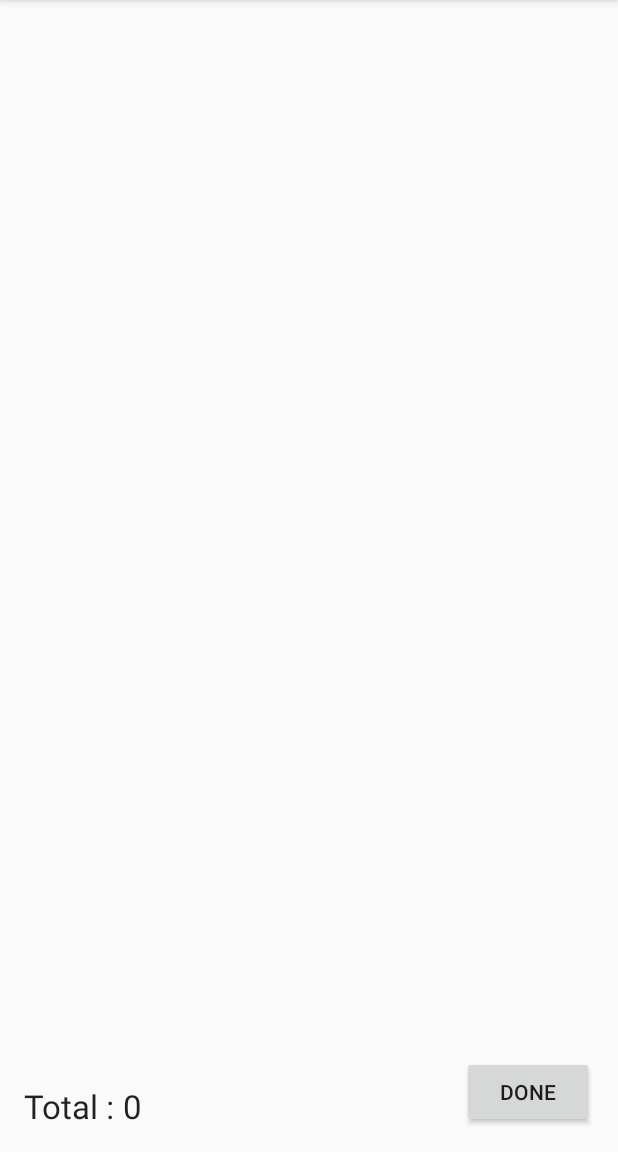
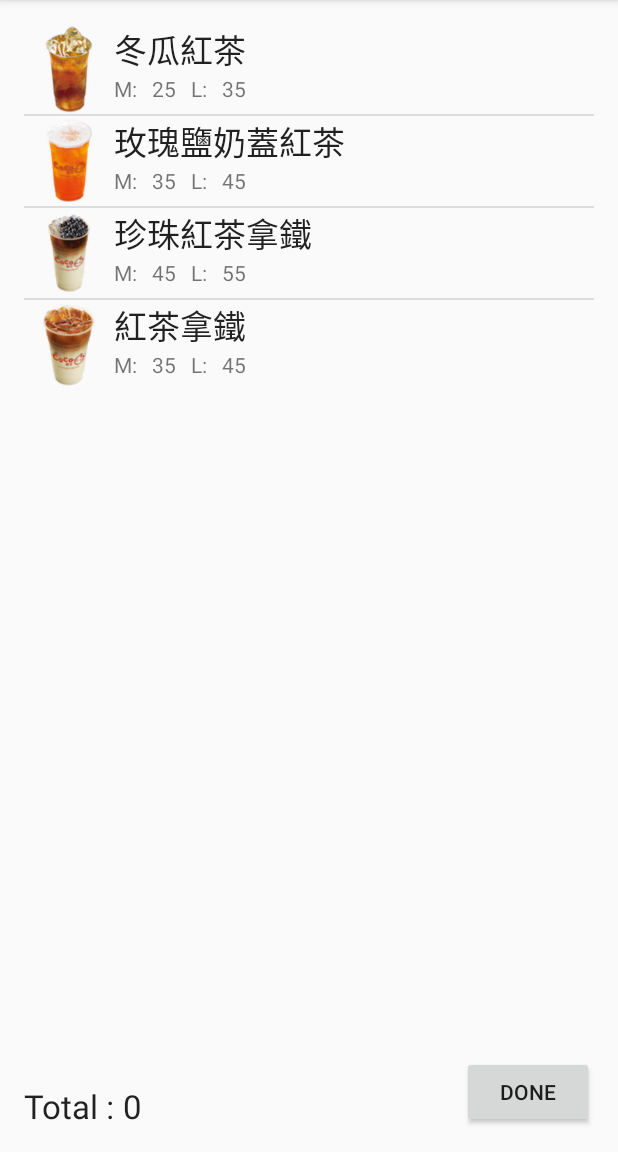
Before and after one commit to TeYenWu/android-class-270, an Android app: the DrinkMenuActivity screen opened directly, with no data from a screen before it, on a phone screen of 412 x 824 dp, the part 84-1236 px from its top. Run offline under Robolectric (Android 15) with nearby library versions, the phone set to English and light mode, and no system bars.

Commit message:
complete drink menu listview

```diff
--- /dev/null
+++ b/SimpleUI/app/src/main/java/com/example/user/simpleui/DrinkAdapter.java
@@ -0,0 +1,77 @@
+package com.example.user.simpleui;
+
+import android.content.Context;
+import android.media.Image;
+import android.view.LayoutInflater;
+import android.view.View;
+import android.view.ViewGroup;
+import android.widget.BaseAdapter;
+import android.widget.ImageView;
+import android.widget.TextView;
+
+import org.w3c.dom.Text;
+
+import java.util.ArrayList;
+import java.util.List;
+
+/**
+ * Created by user on 2016/7/14.
+ */
+public class DrinkAdapter extends BaseAdapter {
+
+    LayoutInflater inflater;
+    List<Drink> drinkList = new ArrayList<>();
+
+    public DrinkAdapter(Context context, List<Drink> drinks)
+    {
+        drinkList = drinks;
+        inflater = LayoutInflater.from(context);
+    }
+
+    @Override
+    public int getCount() {
+        return drinkList.size();
+    }
+
+    @Override
+    public Object getItem(int position) {
+        return drinkList.get(position);
+    }
+
+    @Override
+    public long getItemId(int position) {
+        return position;
+    }
+
+    @Override
+    public View getView(int position, View convertView, ViewGroup parent) {
+        Holder holder;
+        if(convertView == null)
+        {
+            convertView = inflater.inflate(R.layout.listview_drink_item, null);
+            holder = new Holder();
+            holder.drinkName = (TextView)convertView.findViewById(R.id.drinkNameTextView);
+            holder.imageView = (ImageView)convertView.findViewById(R.id.imageView);
+            holder.mPriceTextView = (TextView)convertView.findViewById(R.id.mPriceTextView);
+            holder.lPriceTextView = (TextView)convertView.findViewById(R.id.lPriceTextView);
+            convertView.setTag(holder);
+        }
+        else {
+            holder = (Holder)convertView.getTag();
+        }
+
+        Drink drink = drinkList.get(position);
+        holder.drinkName.setText(drink.name);
+        holder.mPriceTextView.setText(String.valueOf(drink.mPrice));
+        holder.lPriceTextView.setText(String.valueOf(drink.lPrice));
+        holder.imageView.setImageResource(drink.imageId);
+        return convertView;
+    }
+
+    class Holder{
+        ImageView imageView;
+        TextView mPriceTextView;
+        TextView lPriceTextView;
+        TextView drinkName;
+    }
+}
--- a/SimpleUI/app/src/main/java/com/example/user/simpleui/DrinkMenuActivity.java
+++ b/SimpleUI/app/src/main/java/com/example/user/simpleui/DrinkMenuActivity.java
@@ -29,6 +29,8 @@ public class DrinkMenuActivity extends AppCompatActivity {
 
         totalTextView = (TextView) findViewById(R.id.totalTextView);
         drinkMenuListView = (ListView) findViewById(R.id.drinkMenuListView);
+
+        setupDrinkMenuListView();
     }
 
     private void setData()
@@ -42,6 +44,12 @@ public class DrinkMenuActivity extends AppCompatActivity {
             drink.imageId = imageId[i];
             drinks.add(drink);
         }
+    }
+
+    private void setupDrinkMenuListView()
+    {
+        DrinkAdapter adapter = new DrinkAdapter(this, drinks);
+        drinkMenuListView.setAdapter(adapter);
     }
 
     @Override
```
